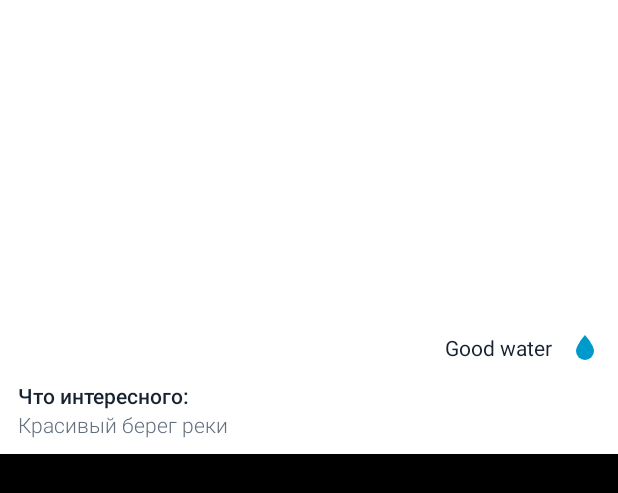
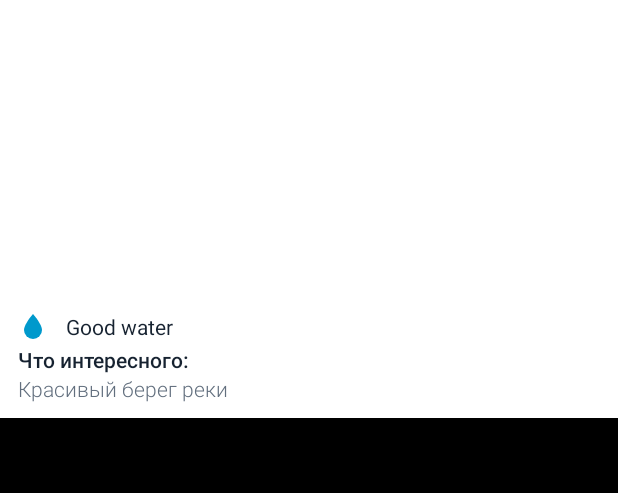
Before and after one commit to orcchg/EcologyMap, an Android app: the layout fragment_info.xml on its own in the app's theme, with its tools: preview values and no code run, on a phone screen of 412 x 824 dp. Shown: the top 493 px of the screen. Run offline under Robolectric (Android 15) with nearby library versions, the phone set to English and light mode, and no system bars; plain views replace SimpleDraweeView.

Commit message:
Page-proofs

```diff
--- a/app/src/main/java/com/orcchg/ecologymap/MapActivity.kt
+++ b/app/src/main/java/com/orcchg/ecologymap/MapActivity.kt
@@ -12,7 +12,7 @@ import java.util.concurrent.TimeUnit
 class MapActivity : AppCompatActivity(), OnMapReadyCallback, InfoDialog.Callback {
 
     companion object {
-        val POINT_1 = LatLng(57.5495, 40.1608)
+        val POINT_1 = LatLng(57.5687, 40.1540)
         val POINT_2 = LatLng(57.6494, 40.2075)
         val POINT_3 = LatLng(57.6715, 40.3681)
     }
--- a/app/src/main/res/layout/fragment_info.xml
+++ b/app/src/main/res/layout/fragment_info.xml
@@ -37,8 +37,25 @@
         app:layout_constraintStart_toStartOf="parent"
         app:layout_constraintEnd_toEndOf="parent"/>
 
+    <TextView
+        android:id="@+id/tv_water"
+        android:layout_width="0dp"
+        android:layout_height="wrap_content"
+        android:layout_weight="1"
+        android:drawableStart="@drawable/ic_waterdrop"
+        android:drawablePadding="10dp"
+        android:drawableTint="@android:color/holo_blue_dark"
+        android:fontFamily="sans-serif"
+        android:gravity="center_vertical|start"
+        android:textColor="@color/textPrimary"
+        android:textSize="14sp"
+        app:layout_constraintBottom_toTopOf="@id/tv_comment_title"
+        app:layout_constraintStart_toStartOf="parent"
+        app:layout_constraintEnd_toEndOf="parent"
+        tools:text="Good water"/>
+
     <LinearLayout
-        android:id="@+id/ll_container"
+        android:id="@+id/ll_status"
         android:layout_width="0dp"
         android:layout_height="wrap_content"
         android:layout_marginBottom="10dp"
@@ -46,29 +63,7 @@
         android:orientation="horizontal"
         app:layout_constraintBottom_toTopOf="@id/tv_comment_title"
         app:layout_constraintStart_toStartOf="parent"
-        app:layout_constraintEnd_toEndOf="parent">
-
-        <LinearLayout
-            android:id="@+id/ll_status"
-            android:layout_width="wrap_content"
-            android:layout_height="wrap_content"
-            android:orientation="horizontal"/>
-
-        <TextView
-            android:id="@+id/tv_water"
-            android:layout_width="0dp"
-            android:layout_height="wrap_content"
-            android:layout_weight="1"
-            android:layout_marginStart="20dp"
-            android:drawableEnd="@drawable/ic_waterdrop"
-            android:drawablePadding="10dp"
-            android:drawableTint="@android:color/holo_blue_dark"
-            android:fontFamily="sans-serif"
-            android:gravity="center_vertical|end"
-            android:textColor="@color/textPrimary"
-            android:textSize="14sp"
-            tools:text="Good water"/>
-    </LinearLayout>
+        app:layout_constraintEnd_toEndOf="parent"/>
 
     <com.facebook.drawee.view.SimpleDraweeView
         android:id="@+id/iv_image"
@@ -79,7 +74,7 @@
         android:contentDescription="@null"
         android:minHeight="200dp"
         app:layout_constraintTop_toTopOf="parent"
-        app:layout_constraintBottom_toTopOf="@id/ll_container"
+        app:layout_constraintBottom_toTopOf="@id/ll_status"
         app:layout_constraintStart_toStartOf="parent"
         app:layout_constraintEnd_toEndOf="parent"
         fresco:actualImageScaleType="focusCrop"
--- a/app/src/main/res/values/strings.xml
+++ b/app/src/main/res/values/strings.xml
@@ -9,7 +9,7 @@
     <string name="comment_point_2">Электростанция рядом</string>
 
     <string name="water_title">Вода:</string>
-    <string name="water_point_0">очень чистая</string>
-    <string name="water_point_1">удовлетворительно чистая</string>
-    <string name="water_point_2">грязная</string>
+    <string name="water_point_0">удовлетворительно чистая\n(купание разрешено)</string>
+    <string name="water_point_1">удовлетворительно чистая\n(купание разрешено)</string>
+    <string name="water_point_2">удовлетворительно чистая\n(купание разрешено)</string>
 </resources>
```
